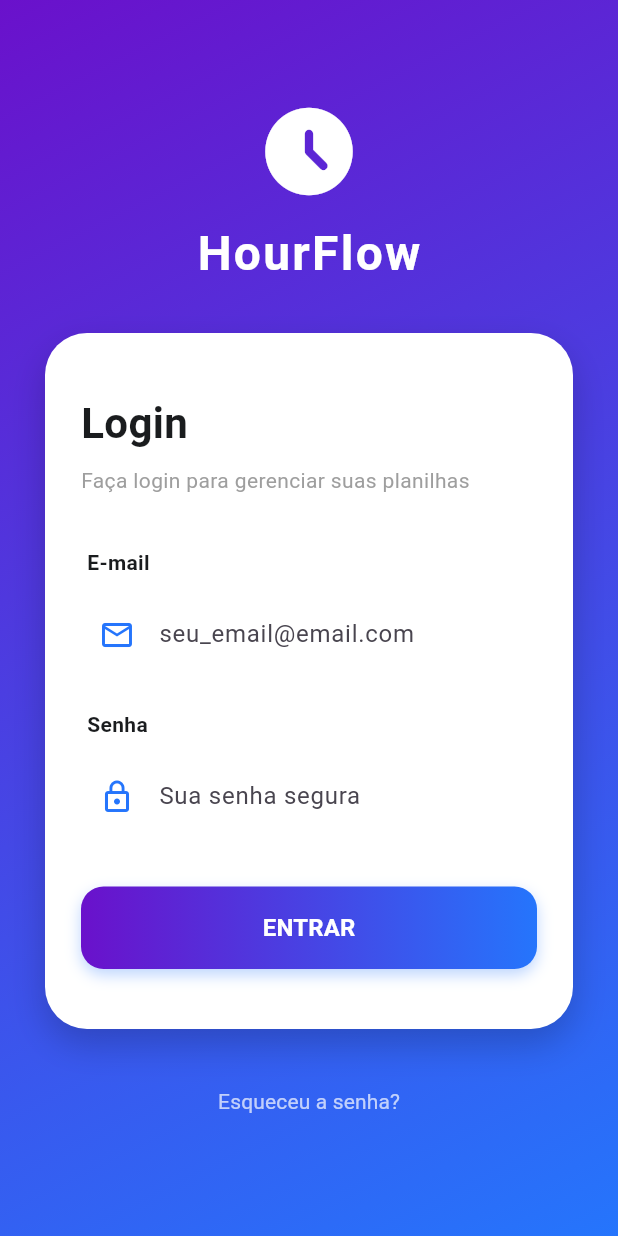
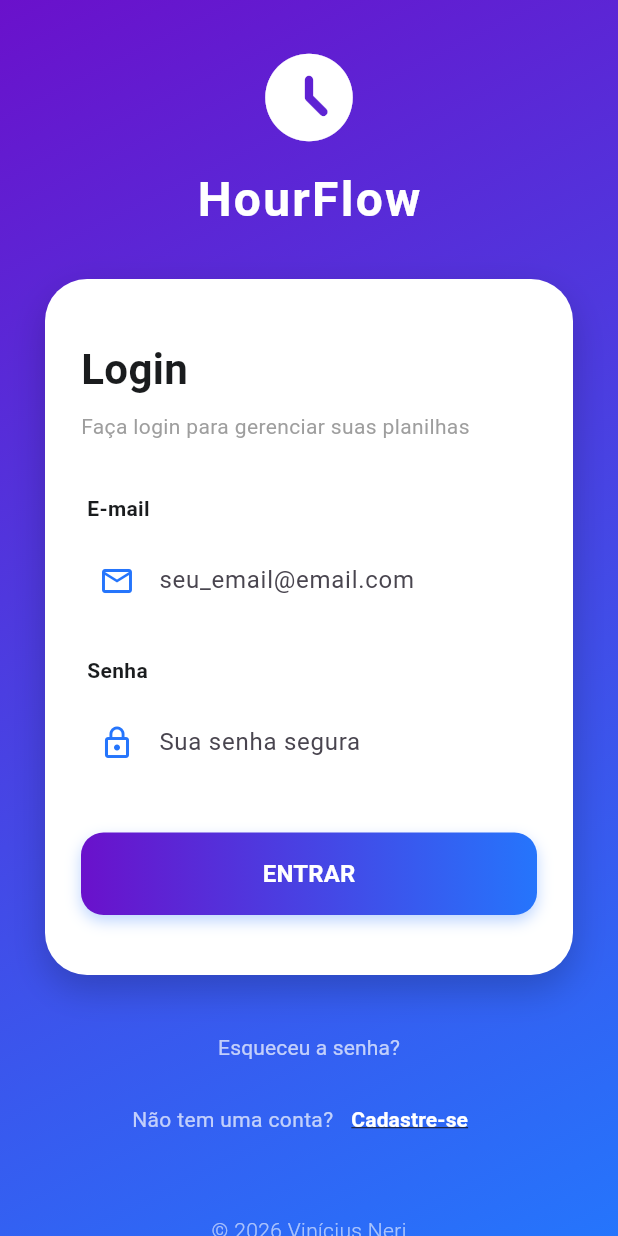
Before and after one commit to ViniciusNeri/hourflow, a Flutter app: the screen it shows after launch, on a phone screen of 412 x 824 dp. Run offline on Flutter 3.47's test engine with Material 3 defaults, Android fonts, the phone set to English and light mode, and no system bars; our stand-ins replace dio, flutter_secure_storage, get, get_storage; accounts and stored records are empty.

```diff
--- a/lib/modules/auth/views/login_page.dart
+++ b/lib/modules/auth/views/login_page.dart
@@ -185,6 +185,48 @@ class _LoginPageState extends State<LoginPage> {
                     style: TextStyle(color: Colors.white70, fontWeight: FontWeight.w400),
                   ),
                 ),
+
+                Row(
+                  mainAxisAlignment: MainAxisAlignment.center,
+                  children: [
+                    const Text(
+                      "Não tem uma conta?",
+                      style: TextStyle(color: Colors.white70),
+                    ),
+                    TextButton(
+                      onPressed: () {
+                        // Get.toNamed('/register'); // Exemplo se usar rotas do GetX
+                        print("Ir para tela de cadastro");
+                      },
+                      child: const Text(
+                        "Cadastre-se",
+                        style: TextStyle(
+                          color: Colors.white,
+                          fontWeight: FontWeight.bold,
+                          decoration: TextDecoration.underline,
+                        ),
+                      ),
+                    ),
+                  ],
+                ),
+
+
+                const SizedBox(height: 40), // Espaço extra para separar do botão
+                const Text(
+                  "© 2026 Vinícius Neri",
+                  style: TextStyle(
+                    color: Colors.white60,
+                    fontSize: 14,
+                    fontWeight: FontWeight.w300,
+                  ),
+                ),
+                const Text(
+                  "Todos os direitos reservados",
+                  style: TextStyle(
+                    color: Colors.white54,
+                    fontSize: 12,
+                  ),
+                ),
               ],
             ),
           ),
--- a/pubspec.yaml
+++ b/pubspec.yaml
@@ -65,6 +65,8 @@ flutter:
   # included with your application, so that you can use the icons in
   # the material Icons class.
   uses-material-design: true
+  assets:
+    - assets/images/logo.png
 
   # To add assets to your application, add an assets section, like this:
   # assets:
```
Also changed, not shown: assets/images/logo.png (added), 11 other files.
